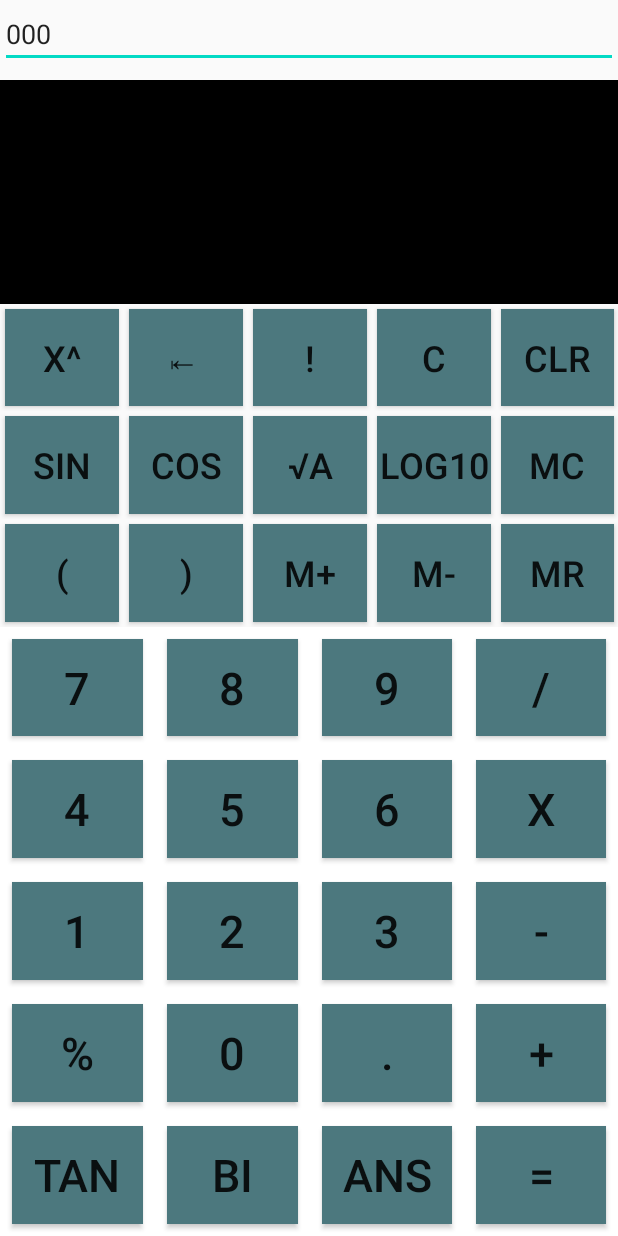
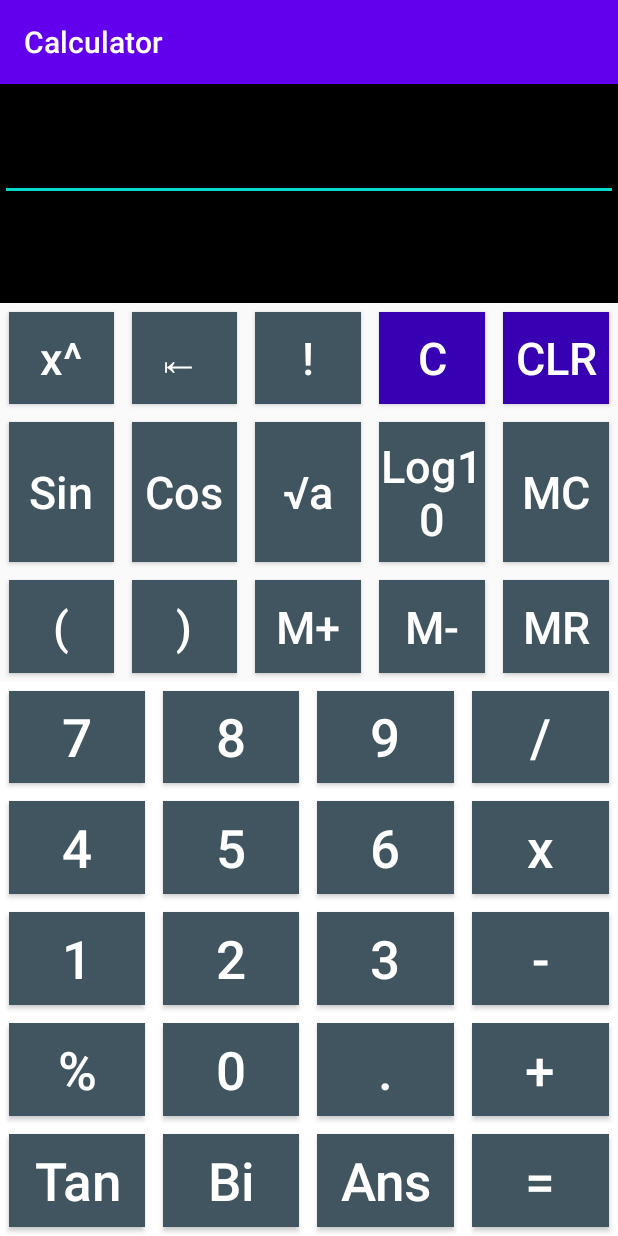
Before and after one commit to luutuantrinh/PMHoTroHocTap, an Android app: the MayTinhCoActivity screen opened directly, with no data from a screen before it, on a phone screen of 412 x 824 dp. Run offline under Robolectric (Android 15) with nearby library versions, the light colour scheme and no system bars; plain views replace MyLayerCOntrol.

Commit message:
layout_sửa theo yêu cầu màn hình máy tính là activity_may_tinh_co.xml màn hình cính CTTH activity_menutoan.xml thêm layout vào 2 cái đó nha.

```diff
--- a/app/src/main/AndroidManifest.xml
+++ b/app/src/main/AndroidManifest.xml
@@ -22,7 +22,7 @@
         </activity>
         <activity android:name=".CTToan.Hoaactivity">
         </activity>
-        <activity android:name=".maytinhcoban.MayTinhCo">
+        <activity android:name=".maytinhcoban.MayTinhCoActivity">
 
         </activity>
         <activity android:name=".MainActivity">
--- a/app/src/main/java/com/tdc/edu/vn/myapplication/CTToan/MenutoanActivity.java
+++ b/app/src/main/java/com/tdc/edu/vn/myapplication/CTToan/MenutoanActivity.java
@@ -15,6 +15,7 @@ public class MenutoanActivity extends AppCompatActivity {
     protected void onCreate(Bundle savedInstanceState) {
         super.onCreate(savedInstanceState);
         setContentView(R.layout.activity_menutoan);
+        setTitle("Công thức Khối A THPT");
         Button Toan = findViewById(R.id.toan);
         Button Lyhoc = findViewById(R.id.ly);
         Button Hoa = findViewById(R.id.hoa);
--- a/app/src/main/java/com/tdc/edu/vn/myapplication/maytinhcoban/MayTinhCo.java
+++ b/app/src/main/java/com/tdc/edu/vn/myapplication/maytinhcoban/MayTinhCoActivity.java
@@ -8,6 +8,7 @@ import android.widget.EditText;
 
 import com.tdc.edu.vn.myapplication.R;
 
+import java.io.NotActiveException;
 import java.util.Arrays;
 import java.util.Stack;
 
@@ -213,7 +214,7 @@ class InfixToPostfix{
     }
 }
 
-public class MayTinhCo extends AppCompatActivity implements View.OnClickListener {
+public class MayTinhCoActivity extends AppCompatActivity implements View.OnClickListener {
     Button btn1,btn2,btn3,btn4,btn5,btn6,btn7,btn8,btn9,btn0;
     Button btnxxx,btnxcanx,btnlog10,btnmc,btnxoa1,btnxoahet,btnxoa2,chamthang;
     Button btnngoac1,btnngoac2,btnmcong,btnmtru,btnmro;
@@ -260,6 +261,7 @@ public class MayTinhCo extends AppCompatActivity implements View.OnClickListener
     protected void onCreate(Bundle savedInstanceState) {
         super.onCreate(savedInstanceState);
         setContentView(R.layout.activity_may_tinh_co);
+        setTitle("Calculator");
         edtnumberc = findViewById(R.id.edtnumberc);
         edtnumber = findViewById(R.id.edtnumber);
         btnmcong = findViewById(R.id.btnmcong);
--- a/app/src/main/res/drawable/button_color.xml
+++ b/app/src/main/res/drawable/button_color.xml
@@ -1,7 +1,5 @@
 <?xml version="1.0" encoding="utf-8"?>
 <selector xmlns:android="http://schemas.android.com/apk/res/android">
-    <item android:drawable="@color/colorAccent"
-        android:state_pressed="true"/>       <!-- Hiện màu đỏ khi ấn vào nút -->
-    <item android:drawable="@color/gray"
-        android:state_pressed="false"/>
+    <item android:drawable="@color/btn" android:state_pressed="false"></item>
+    <item android:drawable="@color/btnChuyen" android:state_pressed="true"></item>
 </selector>
--- a/app/src/main/res/layout/activity_may_tinh_co.xml
+++ b/app/src/main/res/layout/activity_may_tinh_co.xml
@@ -7,23 +7,7 @@
     android:layout_gravity="center"
     android:layout_weight="19"
     android:orientation="vertical"
-    tools:context=".maytinhcoban.MayTinhCo">
-
-    <LinearLayout
-        style="@style/lilayoutedt"
-        android:layout_weight="1">
-        <EditText
-            android:layout_width="match_parent"
-            android:layout_height="wrap_content"
-            android:text="000"></EditText>
-        <!--      //cho cai menu vao day vd: <tdc.edu.vn.mutimedia.LibaryControl.MyLayerCOntrol-->
-        <!--      android:layout_width="match_parent"-->
-        <!--      android:layout_height="match_parent"-->
-        <!--      android:id="@+id/player">-->
-
-        <!--  </tdc.edu.vn.mutimedia.LibaryControl.MyLayerCOntrol>-->
-    </LinearLayout>
-
+    tools:context=".maytinhcoban.MayTinhCoActivity">
     <LinearLayout
         android:orientation="vertical"
         style="@style/lilayoutedt"
@@ -62,6 +46,7 @@
             android:layout_weight="2"
             >
             <Button
+
                 android:id="@+id/btnx1"
                 style="@style/button666"
                 android:text="x^" />
@@ -76,8 +61,10 @@
             <Button
                 android:id="@+id/btnxoa1"
                 style="@style/button666"
+                android:background="@color/colorPrimaryDark"
                 android:text="C" />
             <Button
+                android:background="@color/colorPrimaryDark"
                 android:id="@+id/btnxoahet"
                 style="@style/button666"
                 android:text="CLR" />
--- a/app/src/main/res/values/colors.xml
+++ b/app/src/main/res/values/colors.xml
@@ -9,4 +9,7 @@
     <color name="gray">#4C787E</color>
     <color name="naudam">#808080</color>
     <color name="buttonColor">#e55c00</color>
+    <color name="textbtn">#FFFFFF</color>
+    <color name="btn">#40555f</color>
+    <color name="btnChuyen">#00FFFF</color>
 </resources>
--- a/app/src/main/res/values/styles.xml
+++ b/app/src/main/res/values/styles.xml
@@ -1,6 +1,6 @@
 <resources>
     <!-- Base application theme. -->
-    <style name="AppTheme" parent="Theme.AppCompat.Light.NoActionBar">
+    <style name="AppTheme" parent="Theme.AppCompat.Light.DarkActionBar">
         <!-- Customize your theme here. -->
         <item name="colorPrimary">@color/colorPrimary</item>
         <item name="colorPrimaryDark">@color/colorPrimaryDark</item>
@@ -20,22 +20,28 @@
         <item name="android:singleLine">true</item>
     </style>
     <style name="button1_9">
-
-        <item name="android:layout_weight">@dimen/wightbtn </item>
-        <item name="android:textSize">@dimen/textsixe</item>
-        <item name="android:layout_width">wrap_content</item>
+        <item name="android:layout_width">0dp</item>
         <item name="android:layout_height">match_parent</item>
+        <item name="android:layout_weight">1</item>
+        <item name="android:layout_margin">6dp</item>
+        <item name="android:layout_gravity">center</item>
+        <item name="android:textSize">35dp</item>
         <item name="android:background">@drawable/button_color</item>
-        <item name="android:layout_margin">8dp</item>
+        <item name="android:textColor">@color/textbtn</item>
+        <item name="android:gravity">center</item>
+        <item name="android:textAllCaps">false</item>
     </style>
     <style name="button666">
 
-        <item name="android:layout_weight">@dimen/wightbtnn </item>
-        <item name="android:textSize">@dimen/textsixen</item>
-        <item name="android:layout_width">wrap_content</item>
+        <item name="android:layout_width">0dp</item>
         <item name="android:layout_height">match_parent</item>
+        <item name="android:layout_weight">1</item>
+        <item name="android:layout_margin">6dp</item>
+        <item name="android:layout_gravity">center</item>
+        <item name="android:textSize">30dp</item>
         <item name="android:background">@drawable/button_color</item>
-        <item name="android:layout_margin">3dp</item>
+        <item name="android:textColor">@color/textbtn</item>
+        <item name="android:textAllCaps">false</item>
     </style>
 
 
@@ -46,5 +52,18 @@
         <item name="android:layout_weight">@dimen/wight </item>
         <!--<item name="android:layout_margin">@dimen/maginall</item>-->
     </style>
+    <style name="btnmenut">
+
+        <item name="android:layout_marginBottom">10dp</item>
+        <item name="android:textAllCaps">false</item>
+        <item name="android:textSize">30sp</item>
+        <item name="android:padding">4dp</item>
+        <item name="android:layout_width">170dp </item>
+        <item name="android:layout_height">170dp</item>
+        <item name="android:layout_margin">10dp </item>
+        <item name="android:background">@drawable/button_menu</item>
+        <item name="android:textColor">@color/white</item>
+        <!--<item name="android:layout_margin">@dimen/maginall</item>-->
+    </style>
 
 </resources>
```
Also changed, not shown: app/src/main/res/drawable/button_menu.xml (added, +30 -0 lines), app/src/main/res/drawable/button_menu2.xml (added, +9 -0 lines), app/src/main/res/layout/activity_ct_hoa.xml (+1 -8 lines), app/src/main/res/layout/activity_ct_ly.xml (+1 -8 lines), app/src/main/res/layout/activity_ct_toan.xml (+1 -8 lines), app/src/main/res/layout/activity_menutoan.xml (+71 -22 lines).
